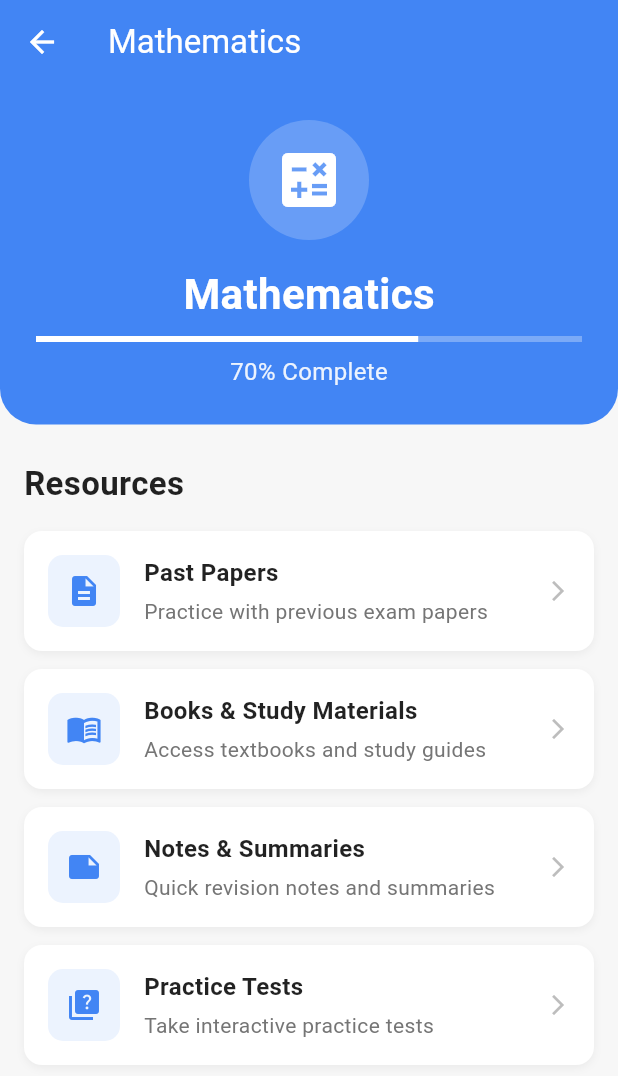
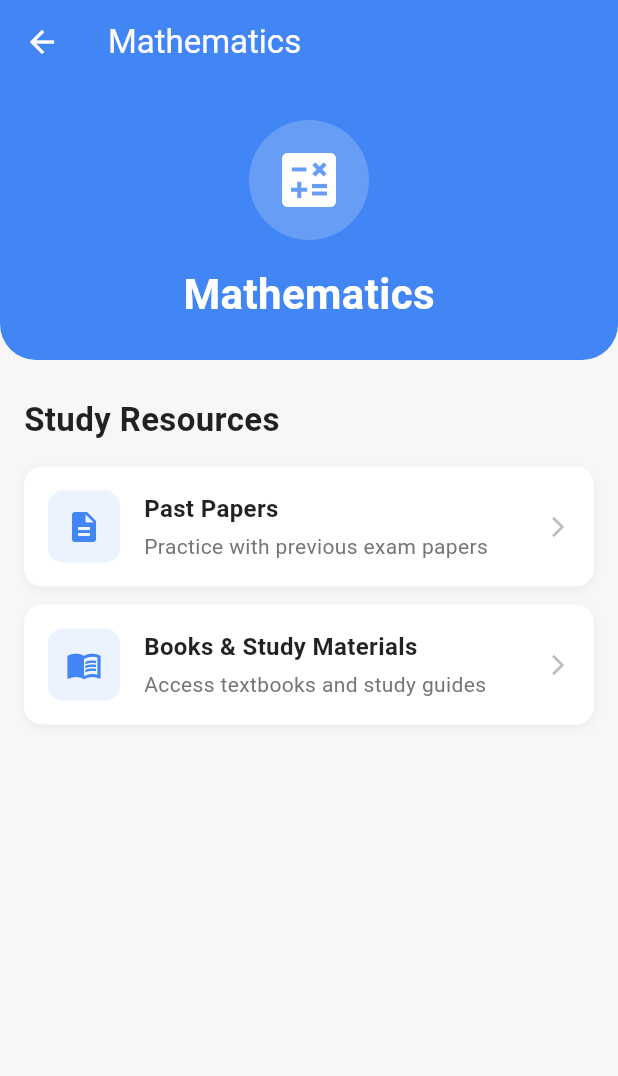
Before and after one commit to johnakabwela-lang/egxamina, a Flutter app: the screen it shows after launch, after a tap on "Daily Bonus Available!", after a tap on "Mathematics", on a phone screen of 412 x 824 dp. Shown: the top 1076 px of the screen. Run offline on Flutter 3.47's test engine with Material 3 defaults, Android fonts, the phone set to English and light mode, and no system bars; our stand-ins replace audioplayers, dio, flutter_local_notifications, permission_handler, shared_preferences, timezone; missing offline and left inert: flutter_pdfview.

Commit message:
Update home_screen.dart

```diff
--- a/lib/screens/home_screen.dart
+++ b/lib/screens/home_screen.dart
@@ -201,7 +201,7 @@ class _HomeScreenState extends State<HomeScreen> {
                 // Section 2: Daily Bonus (if available)
                 if (_dailyBonusAvailable) _buildDailyBonusSection(),
                 if (_dailyBonusAvailable) const SizedBox(height: 20),
-                // Section 3: Subjects to Study
+                // Section 3: Subjects to Study (Books and Past Papers only)
                 _buildSubjectsSection(context),
                 const SizedBox(height: 20),
               ],
@@ -402,37 +402,27 @@ class _HomeScreenState extends State<HomeScreen> {
       {
         'name': 'Mathematics',
         'icon': Icons.calculate,
-        'progress': 0.7,
         'color': const Color(0xFF4285F4),
       },
       {
         'name': 'Physics',
         'icon': Icons.science,
-        'progress': 0.5,
         'color': const Color(0xFFFF6B6B),
       },
       {
         'name': 'Chemistry',
         'icon': Icons.biotech,
-        'progress': 0.8,
         'color': const Color(0xFF4ECDC4),
       },
-      {
-        'name': 'Biology',
-        'icon': Icons.eco,
-        'progress': 0.3,
-        'color': const Color(0xFF45B7D1),
-      },
+      {'name': 'Biology', 'icon': Icons.eco, 'color': const Color(0xFF45B7D1)},
       {
         'name': 'English',
         'icon': Icons.menu_book,
-        'progress': 0.6,
         'color': const Color(0xFFF39C12),
       },
       {
         'name': 'History',
         'icon': Icons.history_edu,
-        'progress': 0.4,
         'color': const Color(0xFF8E44AD),
       },
     ];
@@ -507,23 +497,6 @@ class _HomeScreenState extends State<HomeScreen> {
                           ),
                           textAlign: TextAlign.center,
                         ),
-                        const SizedBox(height: 8),
-                        LinearProgressIndicator(
-                          value: subject['progress'] as double,
-                          backgroundColor: Colors.grey[200],
-                          valueColor: AlwaysStoppedAnimation<Color>(
-                            subject['color'] as Color,
-                          ),
-                        ),
-                        const SizedBox(height: 4),
-                        Text(
-                          '${((subject['progress'] as double) * 100).toInt()}%',
-                          style: TextStyle(
-                            fontSize: 12,
-                            color: Colors.grey[600],
-                            fontWeight: FontWeight.w500,
-                          ),
-                        ),
                       ],
                     ),
                   ),
@@ -536,7 +509,6 @@ class _HomeScreenState extends State<HomeScreen> {
     );
   }
 
-  // FIXED: Now properly navigates to SubjectDetailScreen
   void _navigateToSubject(BuildContext context, Map<String, dynamic> subject) {
     Navigator.push(
       context,
@@ -547,7 +519,7 @@ class _HomeScreenState extends State<HomeScreen> {
   }
 }
 
-// Enhanced Subject Detail Screen with improved navigation
+// Simplified Subject Detail Screen - Only Books and Past Papers
 class SubjectDetailScreen extends StatelessWidget {
   final Map<String, dynamic> subject;
 
@@ -601,36 +573,20 @@ class SubjectDetailScreen extends StatelessWidget {
                       fontWeight: FontWeight.bold,
                     ),
                   ),
-                  const SizedBox(height: 8),
-                  LinearProgressIndicator(
-                    value: subject['progress'] as double,
-                    backgroundColor: Colors.white.withOpacity(0.3),
-                    valueColor: const AlwaysStoppedAnimation<Color>(
-                      Colors.white,
-                    ),
-                  ),
-                  const SizedBox(height: 8),
-                  Text(
-                    '${((subject['progress'] as double) * 100).toInt()}% Complete',
-                    style: TextStyle(
-                      color: Colors.white.withOpacity(0.9),
-                      fontSize: 16,
-                    ),
-                  ),
                 ],
               ),
             ),
 
             const SizedBox(height: 24),
 
-            // Navigation Options
+            // Navigation Options (Only Books and Past Papers)
             Padding(
               padding: const EdgeInsets.symmetric(horizontal: 16),
               child: Column(
                 crossAxisAlignment: CrossAxisAlignment.start,
                 children: [
                   const Text(
-                    'Resources',
+                    'Study Resources',
                     style: TextStyle(
                       fontSize: 22,
                       fontWeight: FontWeight.bold,
@@ -672,45 +628,11 @@ class SubjectDetailScreen extends StatelessWidget {
                       ),
                     ),
                   ),
-
-                  const SizedBox(height: 12),
-
-                  // Notes Option
-                  _buildResourceCard(
-                    context,
-                    'Notes & Summaries',
-                    'Quick revision notes and summaries',
-                    Icons.note,
-                    subject['color'] as Color,
-                    () => Navigator.push(
-                      context,
-                      MaterialPageRoute(
-                        builder: (context) =>
-                            SubjectNotesScreen(subject: subject),
-                      ),
-                    ),
-                  ),
-
-                  const SizedBox(height: 12),
-
-                  // Practice Tests Option
-                  _buildResourceCard(
-                    context,
-                    'Practice Tests',
-                    'Take interactive practice tests',
-                    Icons.quiz,
-                    subject['color'] as Color,
-                    () => Navigator.push(
-                      context,
-                      MaterialPageRoute(
-                        builder: (context) =>
-                            SubjectTestsScreen(subject: subject),
-                      ),
-                    ),
-                  ),
                 ],
               ),
             ),
+
+            const SizedBox(height: 40),
           ],
         ),
       ),
@@ -772,40 +694,6 @@ class SubjectDetailScreen extends StatelessWidget {
               ),
             ),
             Icon(Icons.arrow_forward_ios, size: 16, color: Colors.grey[400]),
-          ],
-        ),
-      ),
-    );
-  }
-}
-
-// Tests Screen
-class SubjectTestsScreen extends StatelessWidget {
-  final Map<String, dynamic> subject;
-
-  const SubjectTestsScreen({super.key, required this.subject});
-
-  @override
-  Widget build(BuildContext context) {
-    return Scaffold(
-      backgroundColor: const Color(0xFFF7F7F7),
-      appBar: AppBar(
-        title: Text('${subject['name']} Tests'),
-        backgroundColor: subject['color'] as Color,
-        foregroundColor: Colors.white,
-      ),
-      body: Center(
-        child: Column(
-          mainAxisAlignment: MainAxisAlignment.center,
-          children: [
-            Icon(Icons.quiz, size: 64, color: subject['color'] as Color),
-            const SizedBox(height: 16),
-            Text(
-              '${subject['name']} Practice Tests',
-              style: const TextStyle(fontSize: 24, fontWeight: FontWeight.bold),
-            ),
-            const SizedBox(height: 8),
-            const Text('Interactive practice tests will be available here'),
           ],
         ),
       ),
```
